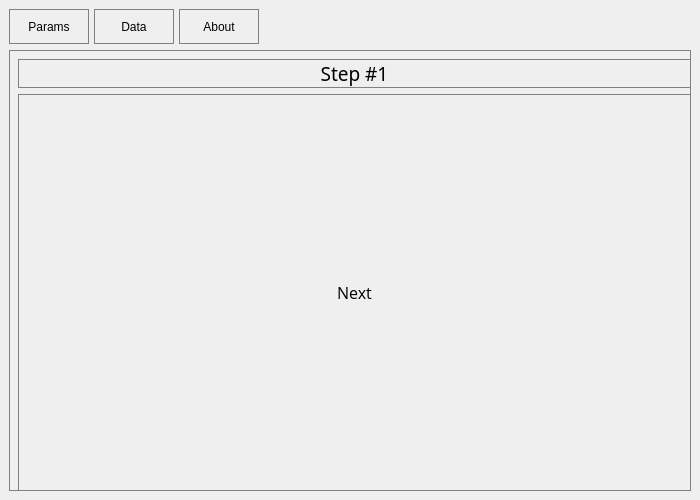
janoschortmann/abstract-screening, file ui/xml/mainwindow.ui: the form before one commit.
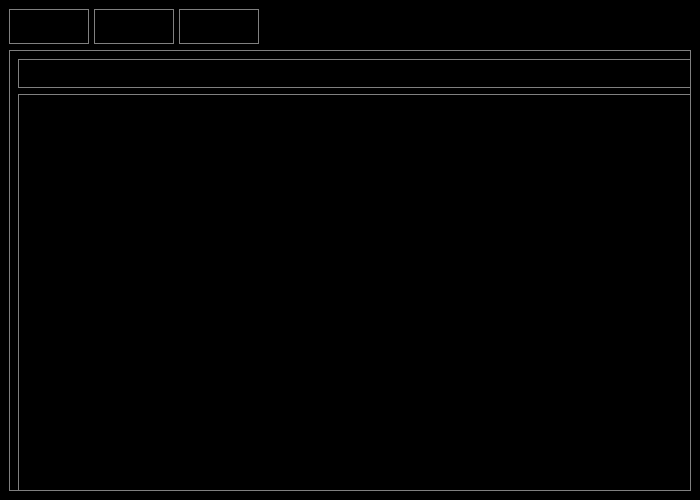
The form after the commit.

Diff of the .ui file:
```diff
--- a/ui/xml/mainwindow.ui
+++ b/ui/xml/mainwindow.ui
@@ -27,6 +27,14 @@
 
 .QPushButton:pressed {
     background-color: #bbdefb;
+}
+
+.QMainWindow {
+	background-color: black;
+}
+
+.QEditBox {
+	background-color: grey;
 }</string>
   </property>
   <widget class="QWidget" name="centralwidget">
```
